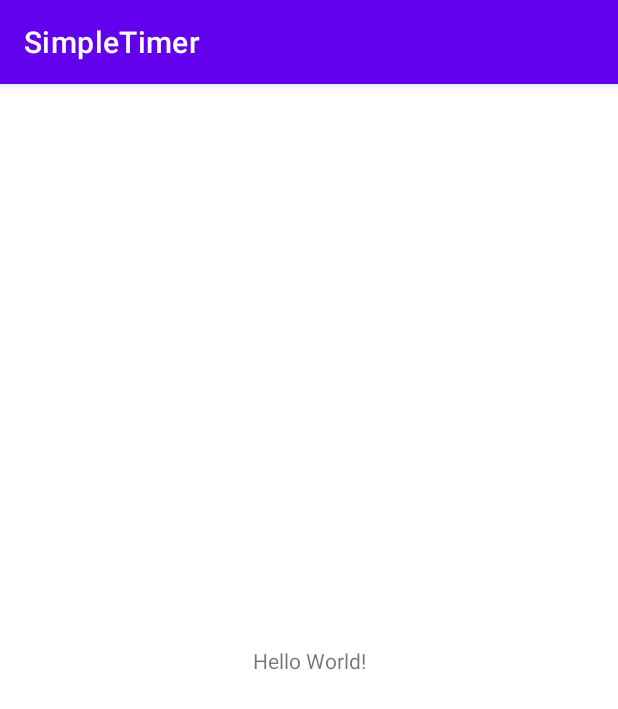
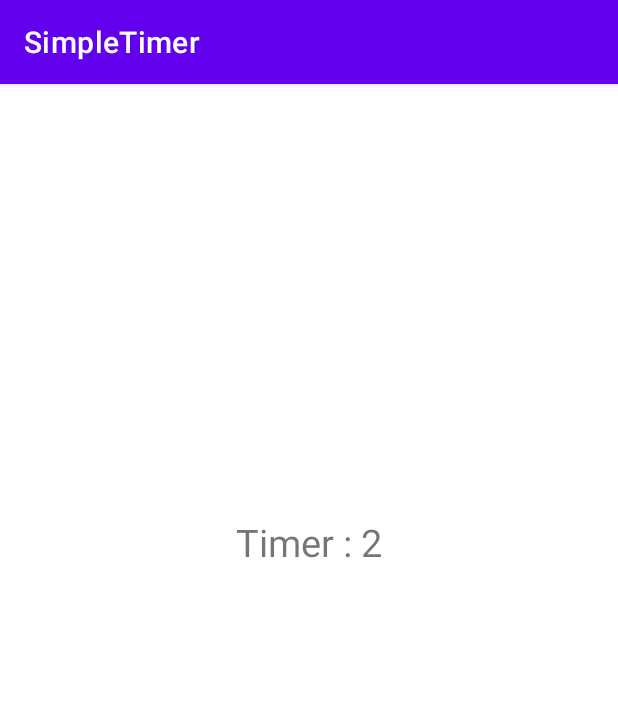
Before and after one commit to SarfarazAliToori/SimpleTimer, an Android app: the screen it shows after launch (MainActivity), on a phone screen of 412 x 824 dp. Shown: the top 709 px of the screen. Run offline under Robolectric (Android 15) with nearby library versions, the phone set to English and light mode, and no system bars.

Commit message:
Timer is Done

```diff
--- a/app/build.gradle
+++ b/app/build.gradle
@@ -1,6 +1,7 @@
 plugins {
     id 'com.android.application'
     id 'kotlin-android'
+    id 'kotlin-android-extensions'
 }
 
 android {
--- a/app/src/main/java/com/example/simpletimer/MainActivity.kt
+++ b/app/src/main/java/com/example/simpletimer/MainActivity.kt
@@ -2,10 +2,29 @@ package com.example.simpletimer
 
 import androidx.appcompat.app.AppCompatActivity
 import android.os.Bundle
+import android.os.CountDownTimer
+import android.widget.Toast
+import kotlinx.android.synthetic.main.activity_main.*
 
 class MainActivity : AppCompatActivity() {
     override fun onCreate(savedInstanceState: Bundle?) {
         super.onCreate(savedInstanceState)
         setContentView(R.layout.activity_main)
+
+
+        object : CountDownTimer(10000, 1000) {
+            override fun onTick(p0: Long) {
+
+                tv_timer.text = "Timer : ${p0 / 1000}"
+            }
+
+            override fun onFinish() {
+                tv_timer.text = "Timer : 0 "
+                Toast.makeText(applicationContext, "Timer is OFF", Toast.LENGTH_SHORT).show()
+
+            }
+
+        }.start()
+
     }
 }
--- a/app/src/main/res/layout/activity_main.xml
+++ b/app/src/main/res/layout/activity_main.xml
@@ -7,12 +7,14 @@
     tools:context=".MainActivity">
 
     <TextView
+        android:id="@+id/tv_timer"
         android:layout_width="wrap_content"
         android:layout_height="wrap_content"
-        android:text="Hello World!"
-        app:layout_constraintBottom_toBottomOf="parent"
-        app:layout_constraintLeft_toLeftOf="parent"
-        app:layout_constraintRight_toRightOf="parent"
+        android:layout_marginTop="288dp"
+        android:text="Timer"
+        android:textSize="25sp"
+        android:textColorHint="@color/purple_500"
+        app:layout_constraintEnd_toEndOf="parent"
+        app:layout_constraintStart_toStartOf="parent"
         app:layout_constraintTop_toTopOf="parent" />
-
 </androidx.constraintlayout.widget.ConstraintLayout>
```
